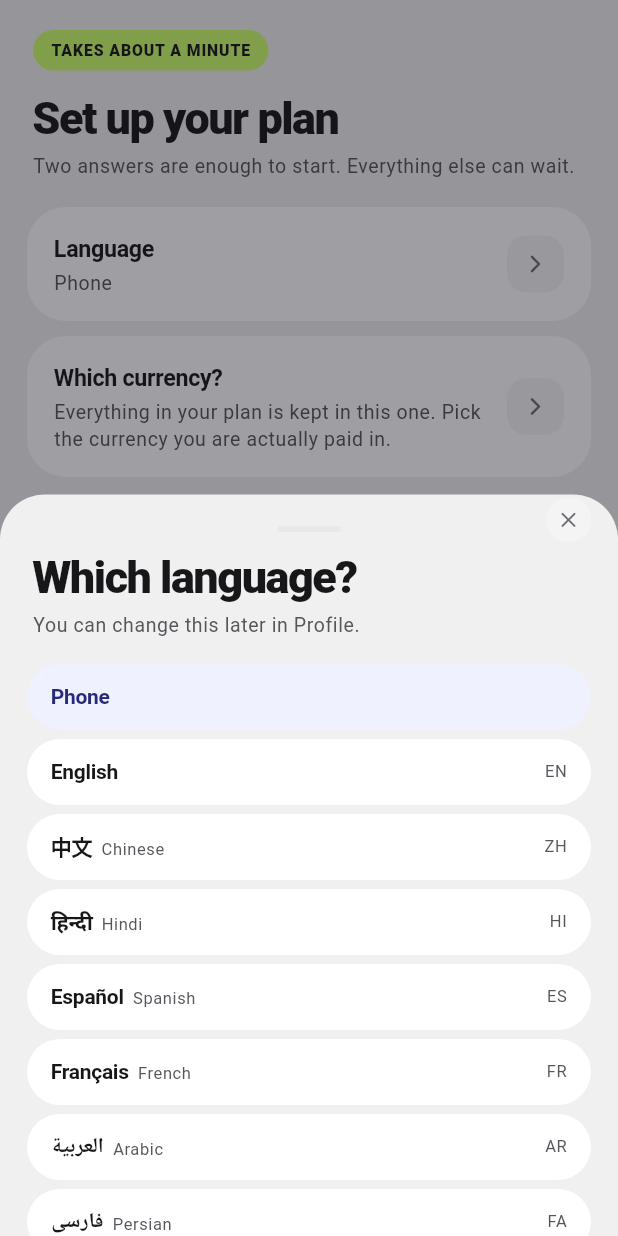
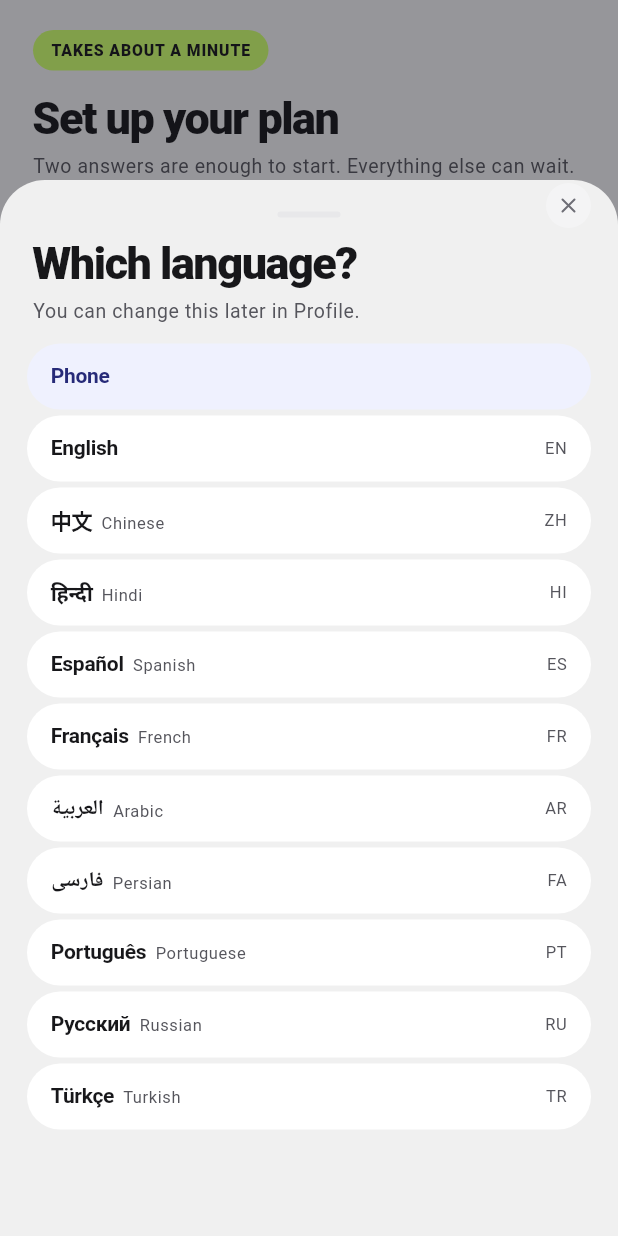
Before and after one commit to sajjadbabamaleki-lgtm/upino, a Flutter app: the screen it shows after launch, after a tap on "Language", on a phone screen of 412 x 824 dp. Run offline on Flutter 3.47's test engine with Material 3 defaults, Android fonts, the phone set to English and light mode, and no system bars; our stand-ins replace flutter_svg, image_picker.

Commit message:
Open the pickers at the height the language list actually needs
The sheet height is no longer a share of the screen picked by eye. It is
704px, which is what eleven language rows take: a language you have to
scroll to find is a language someone who cannot read the current one may
never find. The list was tightened to reach it — 4px between rows
instead of 6, and less padding under the heading and the list — which
brings the fit down from 741px to 701px and so onto phones from 800px
tall rather than 852px.

Fixed in pixels rather than as a share, so a bigger phone shows the same
sheet with more page above it instead of a taller sheet with empty space
in it. The currency list, at 149 rows, takes the same height rather than
one of its own: two pickers opening to two heights read as two
components. A cap of 88% of the screen keeps a strip of the page behind
visible on a small phone, where the list scrolls instead.

sheet_test now walks all eleven rows and checks each one lands above the
bottom of the screen, and checks the two sheets share one top edge.

Co-Authored-By: Claude Opus 5 <noreply@anthropic.com>
Claude-Session: https://claude.ai/code/session_011UWqCHRbZeDdg3Abr99BhB

```diff
--- a/app/lib/screens/language_screen.dart
+++ b/app/lib/screens/language_screen.dart
@@ -66,7 +66,7 @@ class LanguagePicker extends StatelessWidget {
               UpinoTokens.gutter + 4,
               4,
               UpinoTokens.gutter + 4,
-              16,
+              12,
             ),
             child: Column(
               crossAxisAlignment: CrossAxisAlignment.start,
@@ -80,14 +80,17 @@ class LanguagePicker extends StatelessWidget {
         Flexible(
           child: ListView.separated(
             shrinkWrap: true,
+            // Tight on purpose: eleven rows, and the sheet is sized to show
+            // all of them at once on a phone. Every point spent here is a
+            // point the last row has to be scrolled to reach.
             padding: const EdgeInsets.fromLTRB(
               UpinoTokens.gutter,
               0,
               UpinoTokens.gutter,
-              28,
+              12,
             ),
             itemCount: codes.length,
-            separatorBuilder: (_, __) => const SizedBox(height: 6),
+            separatorBuilder: (_, __) => const SizedBox(height: 4),
             itemBuilder: (context, i) => _LanguageRow(
               code: codes[i],
               selected: codes[i] == selected,
--- a/app/lib/screens/onboarding_screen.dart
+++ b/app/lib/screens/onboarding_screen.dart
@@ -91,7 +91,6 @@ class _OnboardingScreenState extends State<OnboardingScreen> {
   Future<void> _openLanguage() => UpinoSheet.show<void>(
         context,
         builder: (sheetContext) => UpinoSheet(
-          heightFactor: UpinoSheet.defaultHeight,
           onClose: () => Navigator.of(sheetContext).pop(),
           child: LanguagePicker(
             selected: widget.state.languageCode,
@@ -106,7 +105,6 @@ class _OnboardingScreenState extends State<OnboardingScreen> {
   Future<void> _openCurrency() => UpinoSheet.show<void>(
         context,
         builder: (sheetContext) => UpinoSheet(
-          heightFactor: UpinoSheet.defaultHeight,
           onClose: () => Navigator.of(sheetContext).pop(),
           child: CurrencyPicker(
             selected: _currency,
--- a/app/lib/screens/profile_screen.dart
+++ b/app/lib/screens/profile_screen.dart
@@ -247,7 +247,6 @@ class _LanguageRow extends StatelessWidget {
     await UpinoSheet.show<void>(
       context,
       builder: (sheetContext) => UpinoSheet(
-        heightFactor: UpinoSheet.defaultHeight,
         onClose: () => Navigator.of(sheetContext).pop(),
         child: LanguagePicker(
           selected: state.languageCode,
--- a/app/lib/widgets/upino_sheet.dart
+++ b/app/lib/widgets/upino_sheet.dart
@@ -23,7 +23,7 @@ import '../design/tokens.dart';
 class UpinoSheet extends StatelessWidget {
   const UpinoSheet({
     required this.child,
-    this.heightFactor,
+    this.height = pickerHeight,
     this.onClose,
     super.key,
   });
@@ -39,19 +39,23 @@ class UpinoSheet extends StatelessWidget {
     reverseCurve: Easing.emphasizedAccelerate,
   );
 
-  /// The share of the screen a picker sheet takes. Reached by measurement
-  /// rather than taste: at [defaultHeight] the top edge of the sheet sits
-  /// around two fifths of the way down a phone screen, which leaves the page
-  /// it belongs to plainly in view above it. Taller than this and the sheet
-  /// reads as a new screen that happened to slide, which is the thing it was
-  /// built to stop doing.
-  static const defaultHeight = 0.6;
+  /// How tall a picker sheet is, in logical pixels. Measured, not chosen:
+  /// this is what the language list needs to show all eleven rows at once,
+  /// which is the whole point of the sheet — a language you cannot see is a
+  /// language you cannot pick. The currency list, at 149 rows, could never
+  /// be shown whole, so it takes the same height rather than one of its own:
+  /// two pickers opening to two different heights read as two components.
+  static const pickerHeight = 704.0;
 
-  /// Null lets the sheet take the height of its content, which only suits a
-  /// short one; a factor between 0 and 1 is that share of the whole screen.
-  /// It is measured against the screen, not against the room left over, so
-  /// the keyboard coming up does not change how tall the sheet wants to be.
-  final double? heightFactor;
+  /// …but never more of the screen than this. On a small phone the sheet
+  /// gives up height rather than the page behind it, and the list scrolls.
+  static const maxShare = 0.88;
+
+  /// Fixed in pixels rather than as a share of the screen, so a bigger phone
+  /// shows the same sheet with more page above it instead of a taller sheet
+  /// with empty space in it. [maxShare] and the room actually left both cap
+  /// it, which is how the keyboard takes its space back.
+  final double height;
 
   /// Given a close button when there is one; a list that closes on choosing
   /// does not need it, but a sheet the user may leave without answering does.
@@ -93,30 +97,28 @@ class UpinoSheet extends StatelessWidget {
           crossAxisAlignment: CrossAxisAlignment.stretch,
           children: [
             _SheetHead(onClose: onClose),
-            heightFactor == null ? child : Expanded(child: child),
+            Expanded(child: child),
           ],
         ),
       ),
     );
 
-    final factor = heightFactor;
     return Padding(
       // The search field inside a picker must stay above the keyboard.
       padding: EdgeInsets.only(bottom: MediaQuery.viewInsetsOf(context).bottom),
-      child: factor == null
-          ? sheet
-          : LayoutBuilder(
-              builder: (context, constraints) {
-                final wanted = MediaQuery.sizeOf(context).height * factor;
-                // The keyboard eats into what is left; the sheet gives way to
-                // it rather than pushing its own top off the screen.
-                final room = constraints.maxHeight;
-                return SizedBox(
-                  height: room.isFinite ? math.min(wanted, room) : wanted,
-                  child: sheet,
-                );
-              },
-            ),
+      child: LayoutBuilder(
+        builder: (context, constraints) {
+          var limit = math.min(
+            height,
+            MediaQuery.sizeOf(context).height * maxShare,
+          );
+          // The keyboard eats into what is left; the sheet gives way to it
+          // rather than pushing its own top off the screen.
+          final room = constraints.maxHeight;
+          if (room.isFinite) limit = math.min(limit, room);
+          return SizedBox(height: limit, child: sheet);
+        },
+      ),
     );
   }
 }
```
Also changed, not shown: 4 other files.
